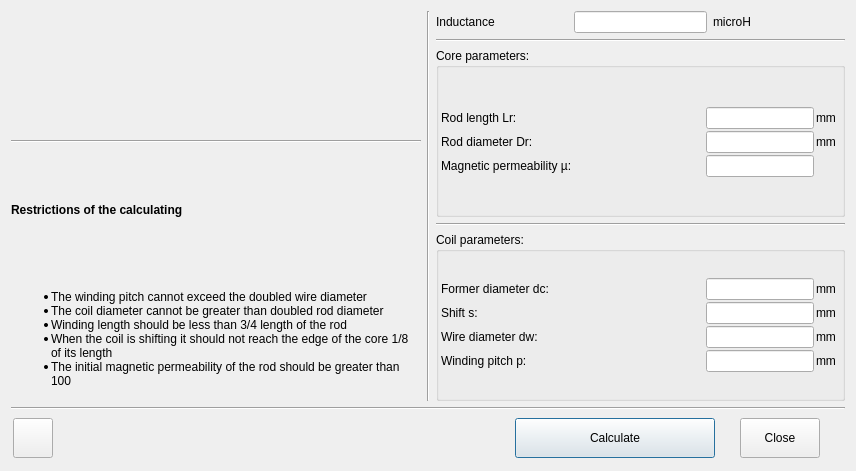
Qt form ferrite_rod.ui (radioacoustick/Coil64) before a commit.
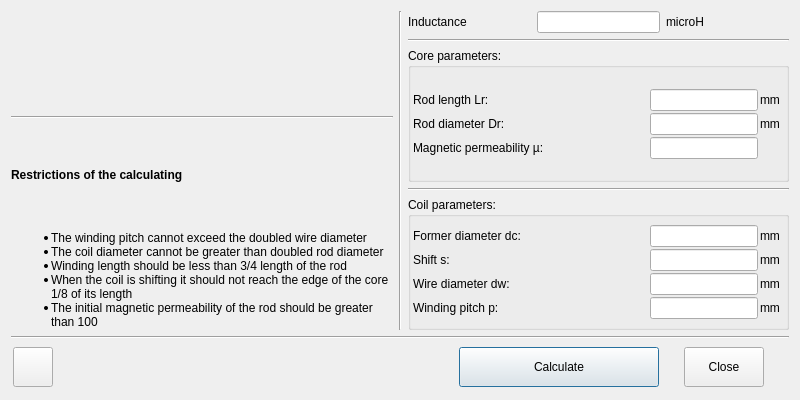
The same form after that commit. Icons and pictures are not drawn.

```diff
--- a/ferrite_rod.ui
+++ b/ferrite_rod.ui
@@ -9,8 +9,8 @@
    <rect>
     <x>0</x>
     <y>0</y>
-    <width>856</width>
-    <height>471</height>
+    <width>800</width>
+    <height>400</height>
    </rect>
   </property>
   <property name="minimumSize">
```
